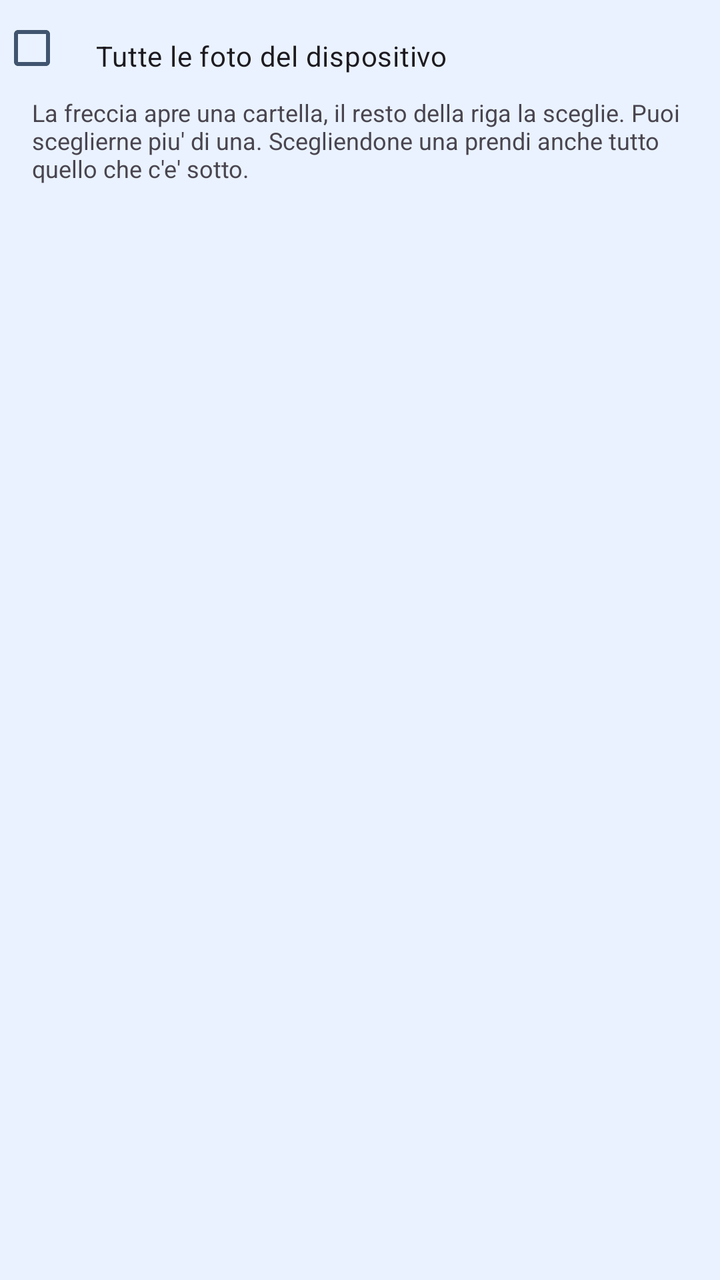
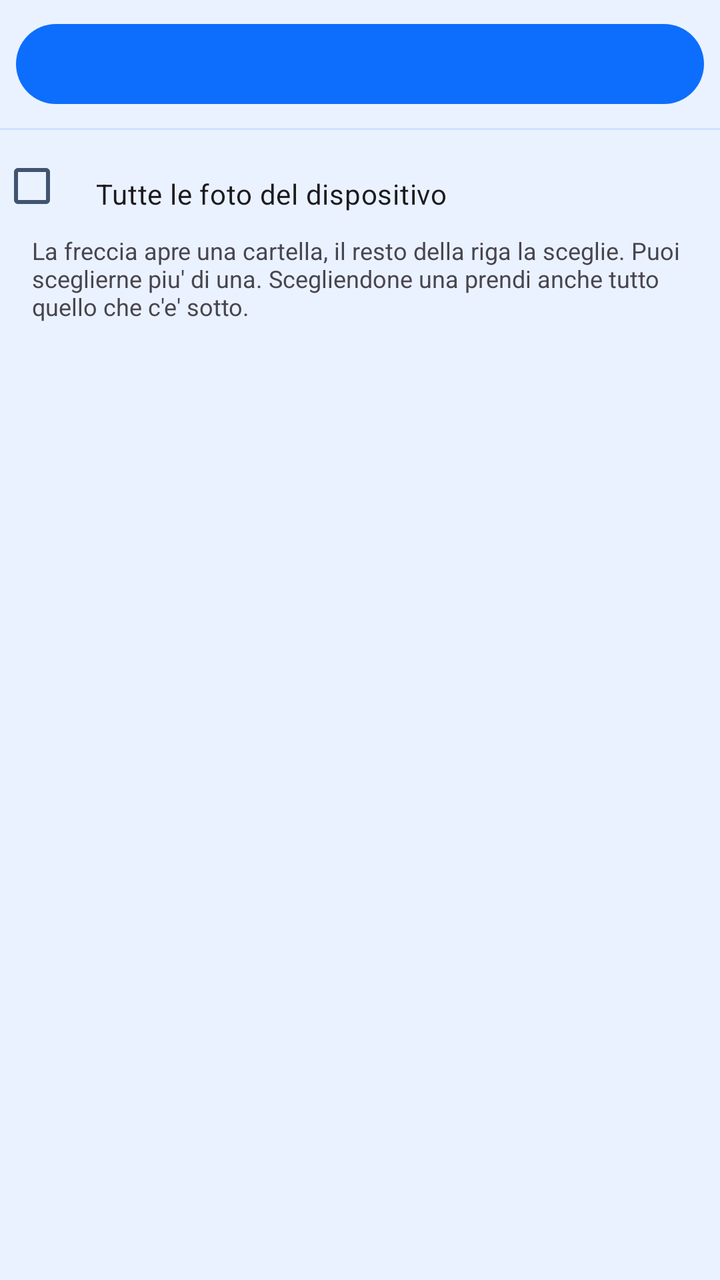

An Android layout rendered at two revisions. The XML below is the earlier revision; the diff shows what the commit changed to produce the second picture.
<!-- AndroidManifest.xml: application theme Theme.Fotosistemis -->
<!-- res/layout/dialog_folder_tree.xml -->
<?xml version="1.0" encoding="utf-8"?>
<LinearLayout xmlns:android="http://schemas.android.com/apk/res/android"
    android:layout_width="match_parent"
    android:layout_height="match_parent"
    android:orientation="vertical">

    <CheckBox
        android:id="@+id/wholeDeviceCheck"
        android:layout_width="match_parent"
        android:layout_height="wrap_content"
        android:paddingStart="16dp"
        android:paddingTop="8dp"
        android:paddingEnd="16dp"
        android:text="@string/roots_whole_device" />

    <TextView
        android:id="@+id/folderTreeHint"
        android:layout_width="match_parent"
        android:layout_height="wrap_content"
        android:paddingStart="16dp"
        android:paddingEnd="16dp"
        android:paddingBottom="8dp"
        android:text="@string/roots_hint_tree"
        android:textSize="12sp" />

    <ListView
        android:id="@+id/folderTree"
        android:layout_width="match_parent"
        android:layout_height="0dp"
        android:layout_weight="1" />
</LinearLayout>
<!-- resources referenced by this layout -->
<resources>
  <string name="roots_hint_tree">La freccia apre una cartella, il resto della riga la sceglie. Puoi sceglierne piu\' di una. Scegliendone una prendi anche tutto quello che c\'e\' sotto.</string>
  <string name="roots_whole_device">Tutte le foto del dispositivo</string>
  <style name="Theme.Fotosistemis" parent="Base.Theme.Fotosistemis" />
  <style name="Base.Theme.Fotosistemis" parent="Theme.Material3.DayNight.NoActionBar">
          <item name="colorPrimary">@color/brand_blue</item>
          <item name="colorOnPrimary">@color/white</item>
          <item name="colorPrimaryContainer">@color/brand_blue_light</item>
          <item name="colorOnPrimaryContainer">@color/ink</item>
          <item name="colorSecondary">@color/brand_blue_dark</item>
          <item name="colorOnSecondary">@color/white</item>
  
          <item name="android:colorBackground">@color/surface_tint</item>
          <item name="colorSurface">@color/white</item>
          <item name="colorOnBackground">@color/ink</item>
          <item name="colorOnSurface">@color/ink</item>
          <item name="colorOnSurfaceVariant">@color/ink_muted</item>
          <item name="android:textColorPrimary">@color/ink</item>
          <item name="android:textColorSecondary">@color/ink_muted</item>
      </style>
  <color name="brand_blue">#0D6EFD</color>
  <color name="white">#FFFFFFFF</color>
  <color name="brand_blue_light">#CFE2FF</color>
  <color name="ink">#12233B</color>
  <color name="brand_blue_dark">#0A58CA</color>
  <color name="surface_tint">#EAF2FF</color>
  <color name="ink_muted">#41556F</color>
</resources>

<!-- the commit's change to res/layout/dialog_folder_tree.xml (unified diff, before → after) -->
@@ -3,6 +3,26 @@
     android:layout_width="match_parent"
     android:layout_height="match_parent"
     android:orientation="vertical">
+
+    
+    <Button
+        android:id="@+id/binRow"
+        android:layout_width="match_parent"
+        android:layout_height="wrap_content"
+        android:drawablePadding="10dp"
+        android:gravity="center_vertical|start"
+        android:layout_marginStart="8dp"
+        android:layout_marginEnd="8dp"
+        android:layout_marginTop="8dp"
+        android:paddingStart="16dp"
+        android:paddingEnd="16dp" />
+
+    <View
+        android:layout_width="match_parent"
+        android:layout_height="1dp"
+        android:layout_marginTop="8dp"
+        android:layout_marginBottom="4dp"
+        android:background="@color/brand_blue_light" />
 
     <CheckBox
         android:id="@+id/wholeDeviceCheck"
